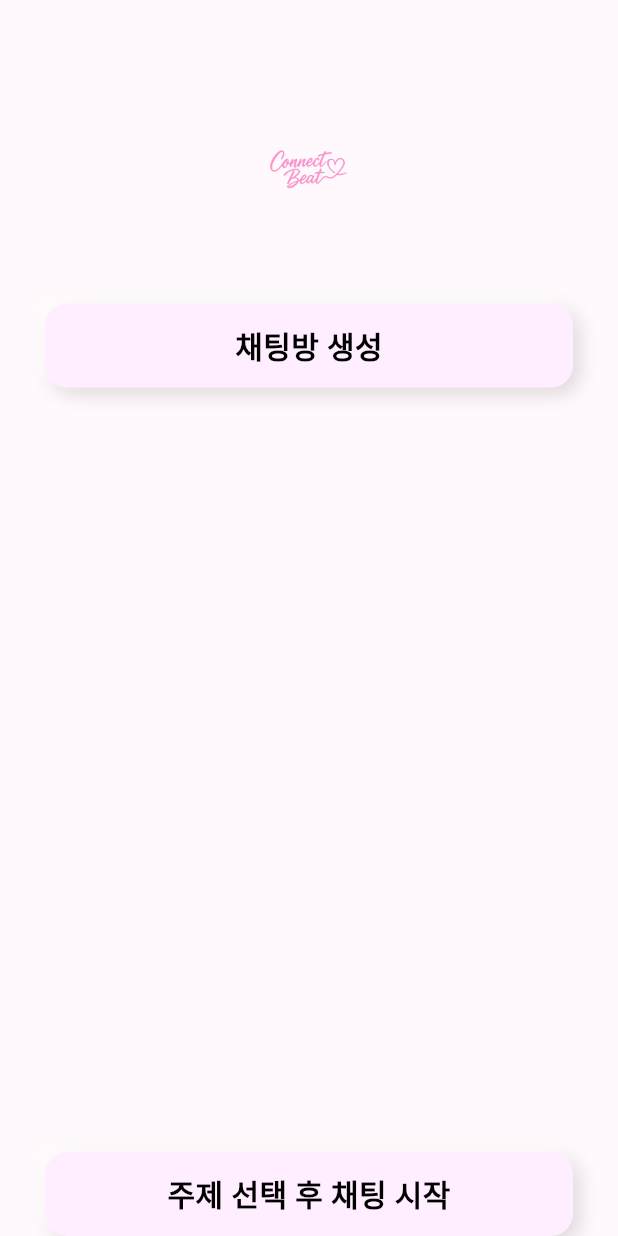
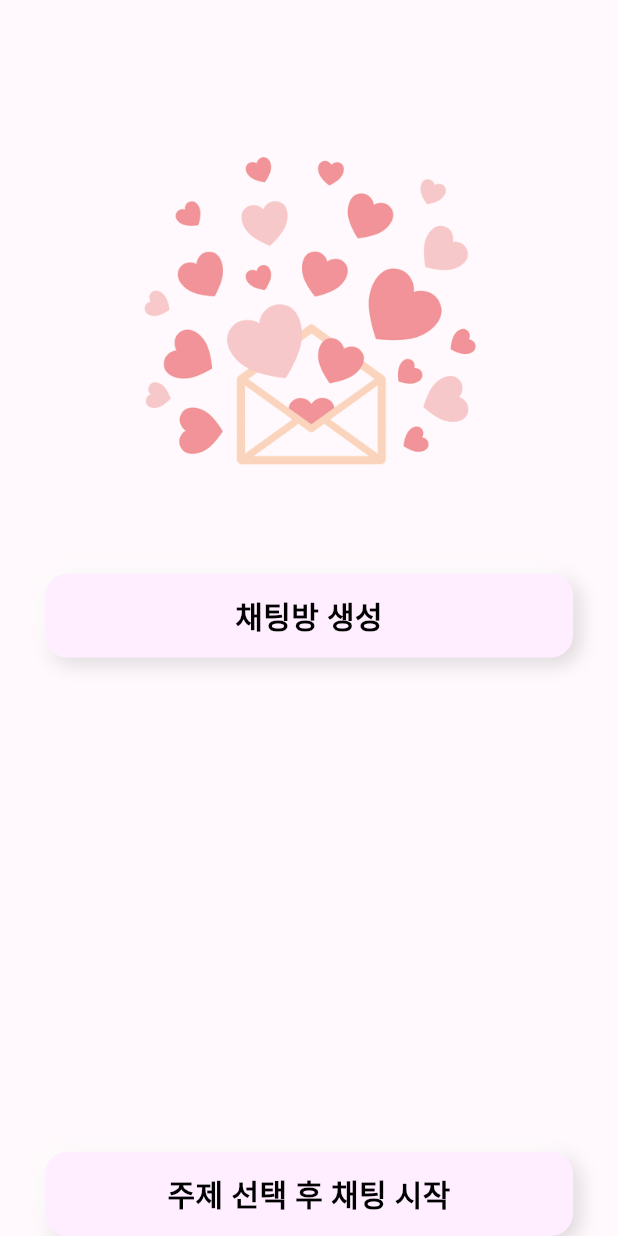
Before and after one commit to SH-Capstone-Design/Front_Capstone, a Flutter app: the CreateChatScreen screen opened by its route, on a phone screen of 412 x 824 dp. Run offline on Flutter 3.47's test engine with Material 3 defaults, Android fonts, the light colour scheme and no system bars; our stand-ins replace fl_chart, flutter_dotenv, flutter_riverpod, flutter_secure_storage, freezed_annotation, google_sign_in and 2 more; missing offline and left inert: kakao_flutter_sdk, kakao_flutter_sdk_user, stomp_dart_client; accounts and stored records are empty; Roboto replaces fonts that are missing (GowunBatang).

Commit message:
디자인 수정

```diff
--- a/lib/models/topic.dart
+++ b/lib/models/topic.dart
@@ -1,5 +1,6 @@
 // lib/models/topic.dart
 import 'package:freezed_annotation/freezed_annotation.dart';
+import 'package:json_annotation/json_annotation.dart';
 
 part 'topic.freezed.dart';
 part 'topic.g.dart';
--- a/lib/screens/character_screen.dart
+++ b/lib/screens/character_screen.dart
@@ -42,7 +42,7 @@ class _CharacterScreenState extends State<CharacterScreen> {
       }
     });
 
-    _handTimer = Timer.periodic(const Duration(milliseconds: 500), (timer) {
+    _handTimer = Timer.periodic(const Duration(milliseconds: 450), (timer) {
       if (!mounted) return;
       setState(() {
         _handIndex = (_handIndex + 1) % _handImages.length;
--- a/lib/screens/create_chat_screen.dart
+++ b/lib/screens/create_chat_screen.dart
@@ -2,7 +2,6 @@ import 'package:connectbeat/services/auth_service.dart';
 import 'package:connectbeat/services/chat_repository_impl.dart';
 import 'package:flutter/material.dart';
 import 'package:flutter_riverpod/flutter_riverpod.dart';
-import 'package:connectbeat/core/constants.dart';
 import 'package:connectbeat/widgets/rounded_button.dart';
 import 'package:connectbeat/providers/chat_repository_provider.dart';
 import 'package:connectbeat/providers/current_user_provider.dart';
@@ -35,14 +34,16 @@ class CreateChatScreen extends ConsumerWidget {
             child: Column(
               children: [
                 SizedBox(height: size.height * 0.1),
+
                 Center(
                   child: Image.asset(
-                    AppConstants.logoPath,
-                    height: 60,
+                    'assets/images/ConnectBeat_Chat.gif',
+                    height: 250,
                     fit: BoxFit.contain,
                   ),
                 ),
-                const SizedBox(height: 60),
+
+                const SizedBox(height: 50),
 
                 // ✅ 채팅방 생성 버튼
                 Padding(
```
Also changed, not shown: lib/screens/home_screen.dart (+25 -3 lines), assets/images/ConnectBeat_Chat.gif (added).
